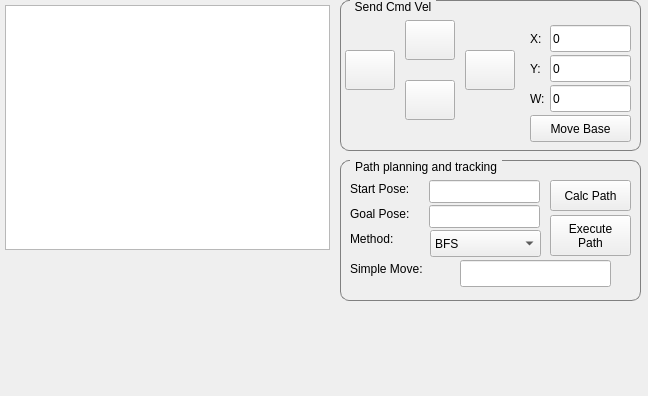
Above: catkin_ws/src/hri/simple_gui/src/MainWindow.ui from juanpflores/MobileRobotsCourse before the change. Below: the same form after it.
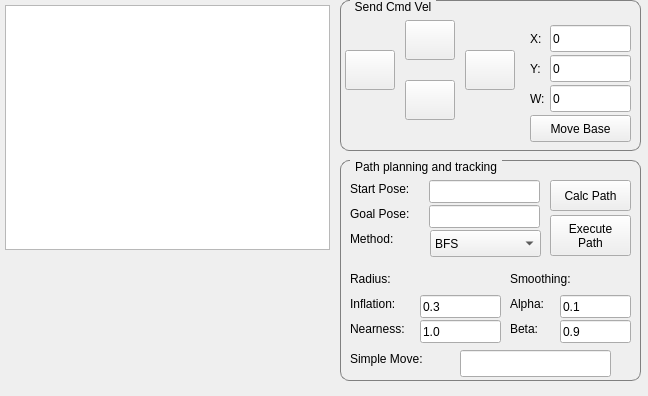
That is the form after the change.

Commit message: Modify GUI to have controls for path smoothing

```diff
--- a/catkin_ws/src/hri/simple_gui/src/MainWindow.ui
+++ b/catkin_ws/src/hri/simple_gui/src/MainWindow.ui
@@ -51,7 +51,7 @@
       <x>340</x>
       <y>160</y>
       <width>301</width>
-      <height>141</height>
+      <height>221</height>
      </rect>
     </property>
     <property name="styleSheet">
@@ -137,7 +137,7 @@
      <property name="geometry">
       <rect>
        <x>10</x>
-       <y>100</y>
+       <y>190</y>
        <width>101</width>
        <height>17</height>
       </rect>
@@ -150,7 +150,7 @@
      <property name="geometry">
       <rect>
        <x>120</x>
-       <y>100</y>
+       <y>190</y>
        <width>151</width>
        <height>27</height>
       </rect>
@@ -199,6 +199,136 @@
       <string>Method:</string>
      </property>
     </widget>
+    <widget class="QLabel" name="navLblSmoothing">
+     <property name="geometry">
+      <rect>
+       <x>170</x>
+       <y>110</y>
+       <width>81</width>
+       <height>17</height>
+      </rect>
+     </property>
+     <property name="text">
+      <string>Smoothing:</string>
+     </property>
+    </widget>
+    <widget class="QLabel" name="navLblNearness">
+     <property name="geometry">
+      <rect>
+       <x>10</x>
+       <y>160</y>
+       <width>81</width>
+       <height>17</height>
+      </rect>
+     </property>
+     <property name="text">
+      <string>Nearness:</string>
+     </property>
+    </widget>
+    <widget class="QLineEdit" name="navTxtNearness">
+     <property name="geometry">
+      <rect>
+       <x>80</x>
+       <y>160</y>
+       <width>81</width>
+       <height>23</height>
+      </rect>
+     </property>
+     <property name="text">
+      <string>1.0</string>
+     </property>
+    </widget>
+    <widget class="QLabel" name="navLblInflate">
+     <property name="geometry">
+      <rect>
+       <x>10</x>
+       <y>135</y>
+       <width>71</width>
+       <height>17</height>
+      </rect>
+     </property>
+     <property name="text">
+      <string>Inflation:</string>
+     </property>
+    </widget>
+    <widget class="QLineEdit" name="navTxtInflation">
+     <property name="geometry">
+      <rect>
+       <x>80</x>
+       <y>135</y>
+       <width>81</width>
+       <height>23</height>
+      </rect>
+     </property>
+     <property name="text">
+      <string>0.3</string>
+     </property>
+    </widget>
+    <widget class="QLabel" name="navLblSmoothAlpha">
+     <property name="geometry">
+      <rect>
+       <x>170</x>
+       <y>135</y>
+       <width>51</width>
+       <height>17</height>
+      </rect>
+     </property>
+     <property name="text">
+      <string>Alpha:</string>
+     </property>
+    </widget>
+    <widget class="QLineEdit" name="navTxtSmoothAlpha">
+     <property name="geometry">
+      <rect>
+       <x>220</x>
+       <y>135</y>
+       <width>71</width>
+       <height>23</height>
+      </rect>
+     </property>
+     <property name="text">
+      <string>0.1</string>
+     </property>
+    </widget>
+    <widget class="QLineEdit" name="navTxtSmoothBeta">
+     <property name="geometry">
+      <rect>
+       <x>220</x>
+       <y>160</y>
+       <width>71</width>
+       <height>23</height>
+      </rect>
+     </property>
+     <property name="text">
+      <string>0.9</string>
+     </property>
+    </widget>
+    <widget class="QLabel" name="navLblSmoothBeta">
+     <property name="geometry">
+      <rect>
+       <x>170</x>
+       <y>160</y>
+       <width>51</width>
+       <height>17</height>
+      </rect>
+     </property>
+     <property name="text">
+      <string>Beta:</string>
+     </property>
+    </widget>
+    <widget class="QLabel" name="navLblRadius">
+     <property name="geometry">
+      <rect>
+       <x>10</x>
+       <y>110</y>
+       <width>81</width>
+       <height>17</height>
+      </rect>
+     </property>
+     <property name="text">
+      <string>Radius:</string>
+     </property>
+    </widget>
    </widget>
    <widget class="QGroupBox" name="groupBox">
     <property name="geometry">
```
The commit also changes 5 other files.
